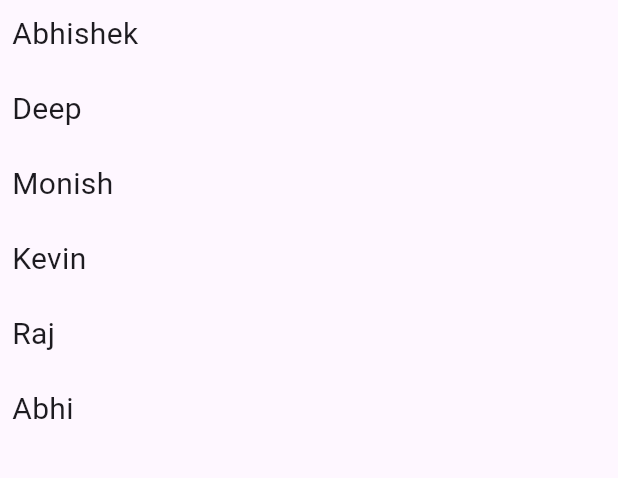
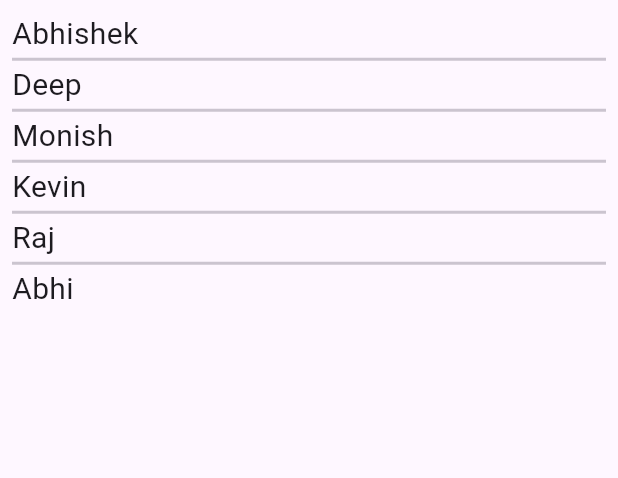
Before and after one commit to 032AbhishekChoksi/listview-flutter, a Flutter app: the screen it shows after launch, on a phone screen of 412 x 824 dp, the part 84-562 px from its top. Run offline on Flutter 3.47's test engine with Material 2 defaults, Android fonts, the phone set to English and light mode, and no system bars.

```diff
--- a/lib/main.dart
+++ b/lib/main.dart
@@ -75,18 +75,40 @@ class _MyHomePageState extends State<MyHomePage> {
       *   -> An itemBuilder for constructing the widget which will be generated ‘itemCount‘ times (compulsory).
       * If the itemCount is not specified, infinite widgets will be constructed by default.
       */
-      body: ListView.builder(
+      // body: ListView.builder(
+      //   padding: const EdgeInsets.all(8.0),
+      //   // scrollDirection: Axis.horizontal,
+      //   // reverse: true,
+      //   itemExtent: 50,
+      //   itemBuilder: (context, index) {
+      //     return Text(
+      //       arrName[index],
+      //       style: const TextStyle(fontSize: 20),
+      //     );
+      //   },
+      //   itemCount: arrName.length,
+      // ),
+
+      /*
+      * ListView.separated()
+      * The ListView.separated() constructor is used to generate a list of widgets, but in addition, a separator widget can also be generated to separate the widgets.
+      * In short, these are two intertwined list of widgets:
+      *   -> the main list
+      *   -> the separator list.
+      * Unlike the builder() constructor, the itemCount parameter is compulsory here.
+      */
+      body: ListView.separated(
         padding: const EdgeInsets.all(8.0),
-        // scrollDirection: Axis.horizontal,
-        // reverse: true,
-        itemExtent: 50,
+        itemCount: arrName.length,
         itemBuilder: (context, index) {
           return Text(
             arrName[index],
             style: const TextStyle(fontSize: 20),
           );
         },
-        itemCount: arrName.length,
+        separatorBuilder: (context, index) {
+          return const Divider(height: 5, thickness: 2);
+        },
       ),
     );
   }
```
